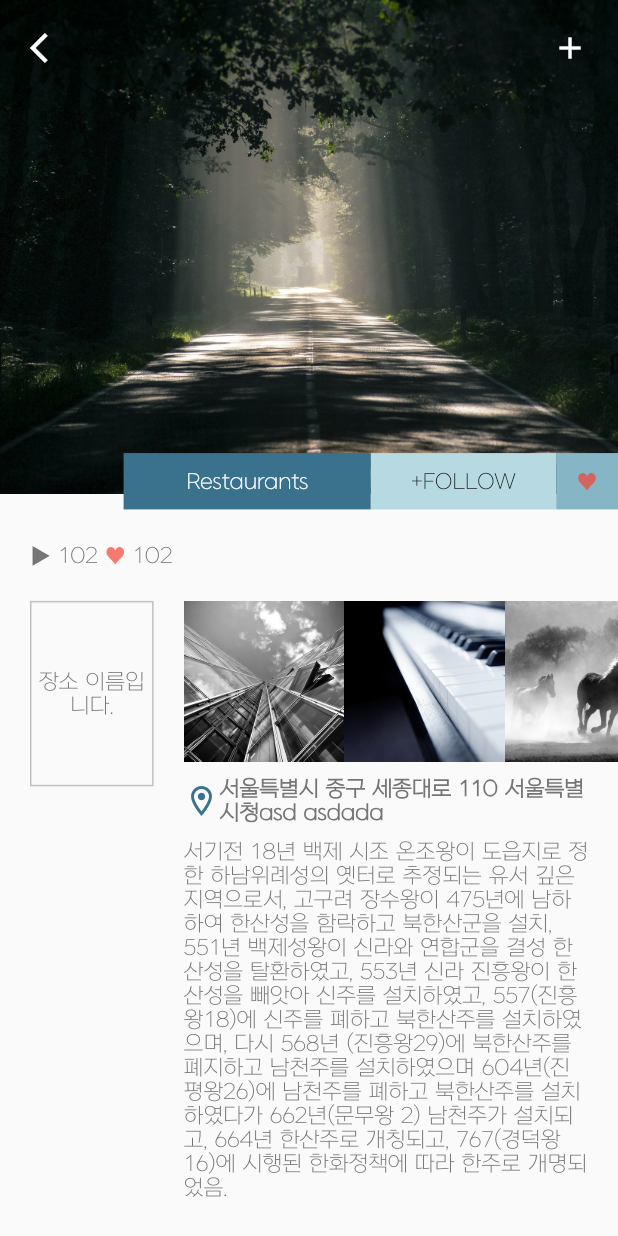
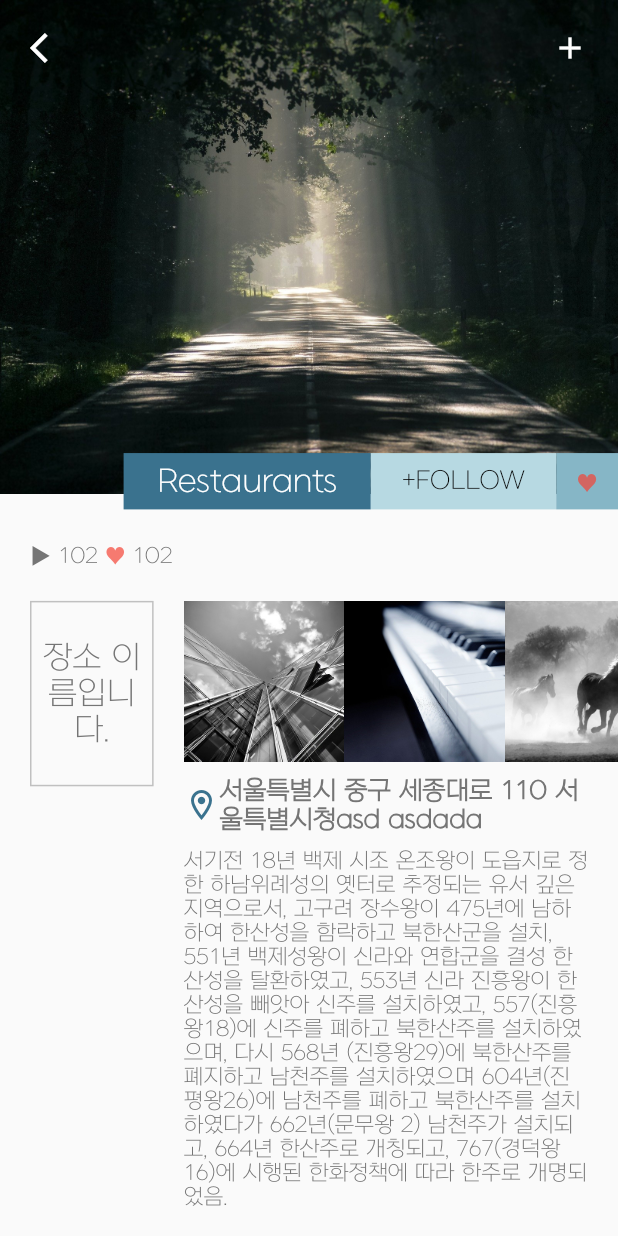
Before and after one commit to heooony/Road_ize, a Flutter app: the RoadScreen screen opened directly, on a phone screen of 412 x 824 dp. Run offline on Flutter 3.47's test engine with Material 2 defaults, Android fonts, the phone set to English and light mode, and no system bars; our stand-ins replace cloud_firestore, firebase_auth, firebase_core, font_awesome_flutter, google_sign_in; missing offline and left inert: bottom_bar_line; accounts and stored records are empty.

Commit message:
Add proportionate font size for use font size for screen proportions

```diff
--- a/lib/size_config.dart
+++ b/lib/size_config.dart
@@ -7,6 +7,7 @@ class SizeConfig {
   static double defaultSize;
   static double statusBarHeight;
   static double safeAreaScreenHeight;
+  static double fontSize;
   static Orientation orientation;
 
   static void init(BuildContext context) {
@@ -15,6 +16,7 @@ class SizeConfig {
     screenHeight = _mediaQueryData.size.height;
     orientation = _mediaQueryData.orientation;
     statusBarHeight = _mediaQueryData.padding.top;
+    fontSize = screenWidth * 0.05;
     safeAreaScreenHeight = screenHeight - statusBarHeight;
   }
 }
```
